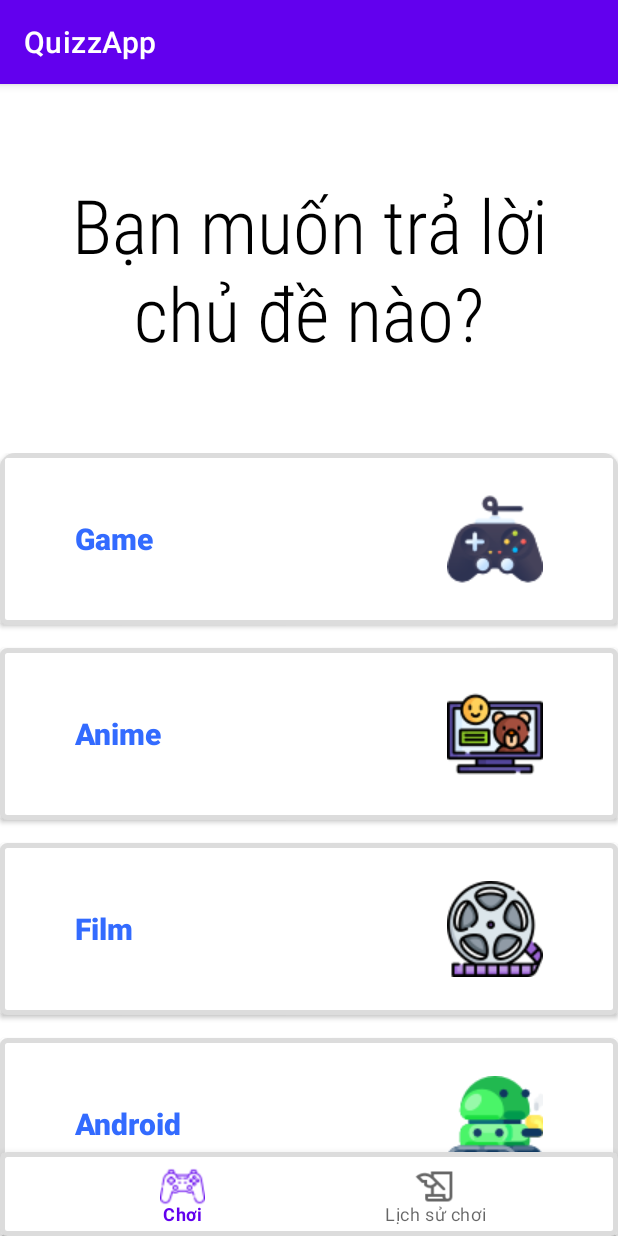
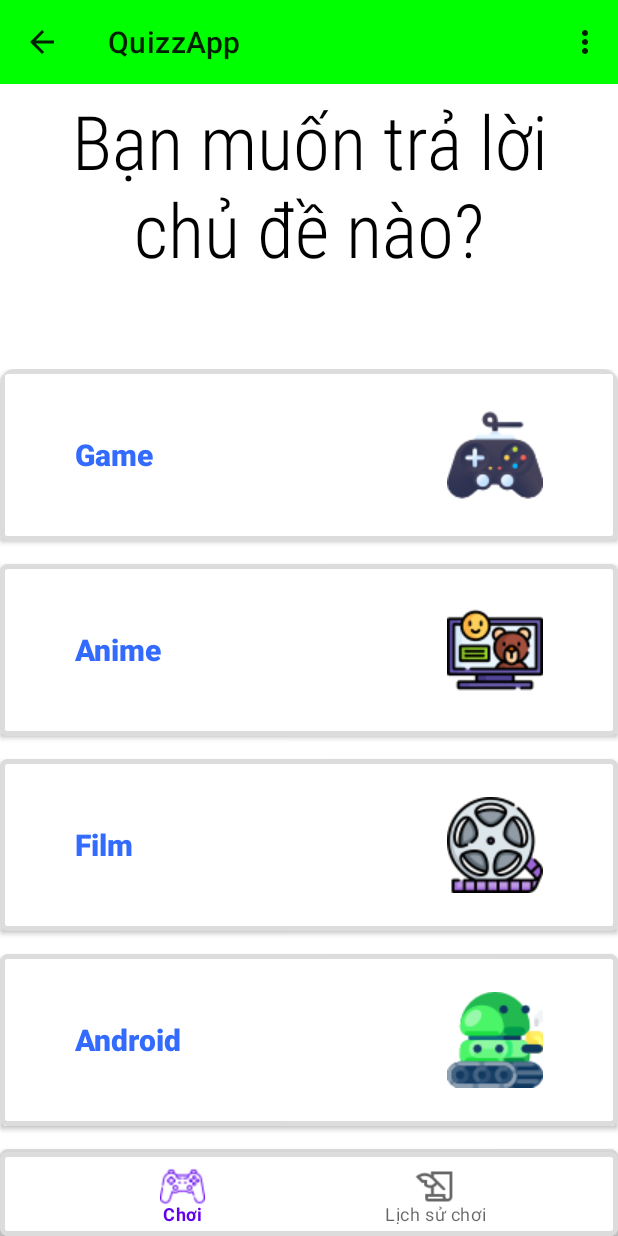
Before and after one commit to Xbisme/QuizzAppMobilee, an Android app: the screen it shows after launch (MainActivity), on a phone screen of 412 x 824 dp. Run offline under Robolectric (Android 15) with nearby library versions, the phone set to English and light mode, and no system bars.

Commit message:
update toolbar listener

```diff
--- a/app/src/main/res/layout/activity_main.xml
+++ b/app/src/main/res/layout/activity_main.xml
@@ -5,6 +5,7 @@
     android:layout_width="match_parent"
     android:layout_height="match_parent"
     tools:context=".MainActivity">
+
 
     <androidx.fragment.app.FragmentContainerView
         android:id="@+id/fragmentContainerView"
@@ -14,8 +15,7 @@
         app:defaultNavHost="true"
         app:navGraph="@navigation/nav_host"
         tools:layout_editor_absoluteX="1dp"
-        tools:layout_editor_absoluteY="1dp"
-        />
+        tools:layout_editor_absoluteY="1dp" />
 
     <com.google.android.material.bottomnavigation.BottomNavigationView
         android:id="@+id/bottom_menu"
@@ -26,4 +26,16 @@
         app:menu="@menu/bottom_nav_menu"
         android:background="@drawable/shape_button"
         />
+    <androidx.appcompat.widget.Toolbar
+        android:id="@+id/toolbar"
+        android:layout_width="match_parent"
+        android:layout_height="wrap_content"
+        android:background="@color/green"
+        android:minHeight="?attr/actionBarSize"
+        android:theme="?attr/actionBarTheme" />
+
+    <RelativeLayout
+        android:id="@+id/content_frame"
+        android:layout_width="match_parent"
+        android:layout_height="match_parent" ></RelativeLayout>
 </RelativeLayout>
--- a/app/src/main/res/layout/fragment_result.xml
+++ b/app/src/main/res/layout/fragment_result.xml
@@ -10,6 +10,7 @@
     tools:context=".Fragment.Result">
 
     <TextView
+        android:layout_marginTop="150dp"
         android:layout_width="wrap_content"
         android:layout_height="wrap_content"
         android:text="@string/result_first"
--- /dev/null
+++ b/app/src/main/res/menu/menu_host.xml
@@ -0,0 +1,15 @@
+<?xml version="1.0" encoding="utf-8"?>
+<menu xmlns:tools="http://schemas.android.com/tools"
+    xmlns:app="http://schemas.android.com/apk/res-auto"
+    xmlns:android="http://schemas.android.com/apk/res/android">
+
+    <item
+        android:id="@+id/feedback"
+        android:icon="@drawable/game_controller"
+        android:title="@string/feedback" />
+    <item
+        android:id="@+id/information"
+        android:title="@string/information"
+        android:icon="@drawable/history"
+        />
+</menu>
--- a/app/src/main/res/navigation/nav_host.xml
+++ b/app/src/main/res/navigation/nav_host.xml
@@ -13,6 +13,9 @@
         <action
             android:id="@+id/action_chooseTopic_to_chooseLevel"
             app:destination="@id/chooseLevel" />
+        <action
+            android:id="@+id/action_chooseTopic_to_information22"
+            app:destination="@id/information2" />
     </fragment>
     <fragment
         android:id="@+id/chooseLevel"
@@ -22,6 +25,9 @@
         <action
             android:id="@+id/action_chooseLevel_to_answer"
             app:destination="@id/answer" />
+        <action
+            android:id="@+id/action_chooseLevel_to_information22"
+            app:destination="@id/information2" />
     </fragment>
     <fragment
         android:id="@+id/answer"
@@ -31,6 +37,9 @@
         <action
             android:id="@+id/action_answer_to_result"
             app:destination="@id/result" />
+        <action
+            android:id="@+id/action_answer_to_information22"
+            app:destination="@id/information2" />
     </fragment>
     <fragment
         android:id="@+id/result"
@@ -40,5 +49,13 @@
         <action
             android:id="@+id/action_result_to_chooseTopic"
             app:destination="@id/chooseTopic" />
+        <action
+            android:id="@+id/action_result_to_information22"
+            app:destination="@id/information2" />
     </fragment>
+    <fragment
+        android:id="@+id/information2"
+        android:name="com.xbisme.quizzapp.Fragment.Information"
+        android:label="fragment_information"
+        tools:layout="@layout/fragment_information" />
 </navigation>
--- a/app/src/main/res/values/themes.xml
+++ b/app/src/main/res/values/themes.xml
@@ -1,6 +1,6 @@
 <resources xmlns:tools="http://schemas.android.com/tools">
     <!-- Base application theme. -->
-    <style name="Theme.QuizzApp" parent="Theme.MaterialComponents.DayNight.DarkActionBar">
+    <style name="Theme.QuizzApp" parent="Theme.MaterialComponents.DayNight.NoActionBar">
         <!-- Primary brand color. -->
         <item name="colorPrimary">@color/purple_500</item>
         <item name="colorPrimaryVariant">@color/purple_700</item>
```
Also changed, not shown: app/src/main/java/com/xbisme/quizzapp/Fragment/Information.java (added, +24 -0 lines), app/src/main/java/com/xbisme/quizzapp/MainActivity.java (+75 -0 lines), app/src/main/res/layout/fragment_information.xml (added, +90 -0 lines), app/src/main/res/values/strings.xml (+9 -0 lines).
